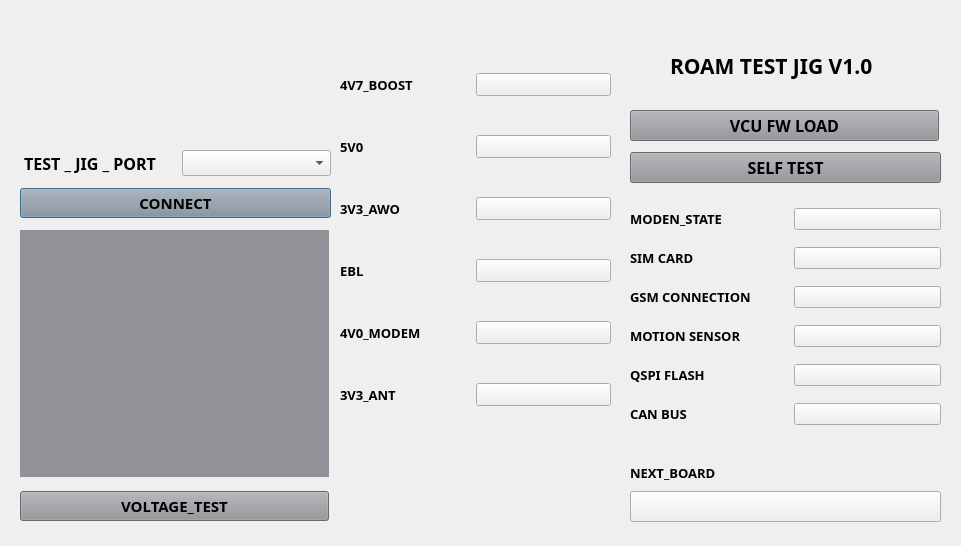
Above: dialog.ui from yaozong1/QT_testing_JIG before the change. Below: the same form after it.
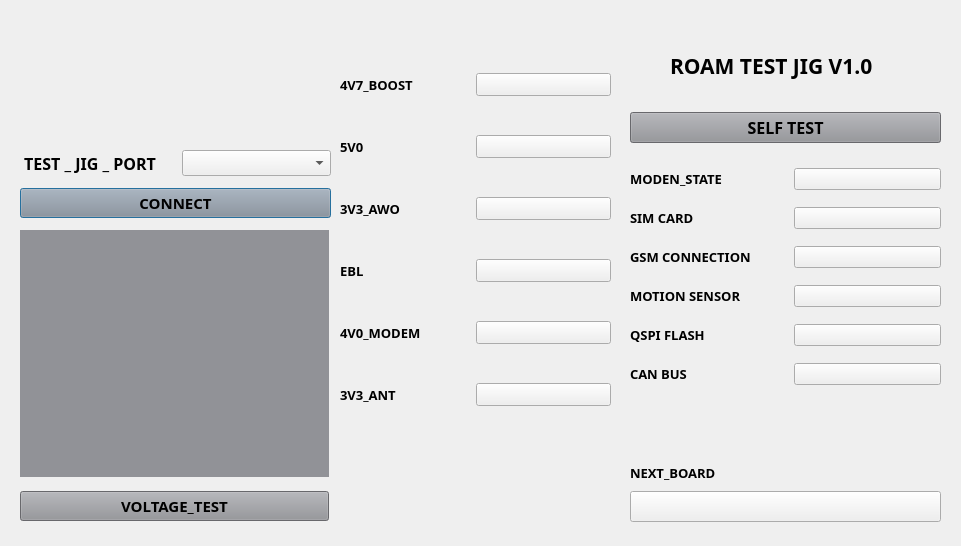
That is the form after the change. Icons and pictures are not drawn.

What changed in the file:
```diff
--- a/dialog.ui
+++ b/dialog.ui
@@ -270,9 +270,9 @@
    <property name="geometry">
     <rect>
      <x>630</x>
-     <y>152</y>
+     <y>112</y>
      <width>311</width>
-     <height>301</height>
+     <height>341</height>
     </rect>
    </property>
    <layout class="QVBoxLayout" name="verticalLayout_6">
@@ -883,33 +883,6 @@
     </item>
    </layout>
   </widget>
-  <widget class="QPushButton" name="ble_2">
-   <property name="enabled">
-    <bool>true</bool>
-   </property>
-   <property name="geometry">
-    <rect>
-     <x>630</x>
-     <y>110</y>
-     <width>309</width>
-     <height>31</height>
-    </rect>
-   </property>
-   <property name="font">
-    <font>
-     <family>Arial Black</family>
-     <pointsize>12</pointsize>
-     <weight>75</weight>
-     <bold>true</bold>
-    </font>
-   </property>
-   <property name="styleSheet">
-    <string notr="true">background-color: #919297; color: black;</string>
-   </property>
-   <property name="text">
-    <string>VCU FW LOAD</string>
-   </property>
-  </widget>
  </widget>
  <resources/>
  <connections/>
```
